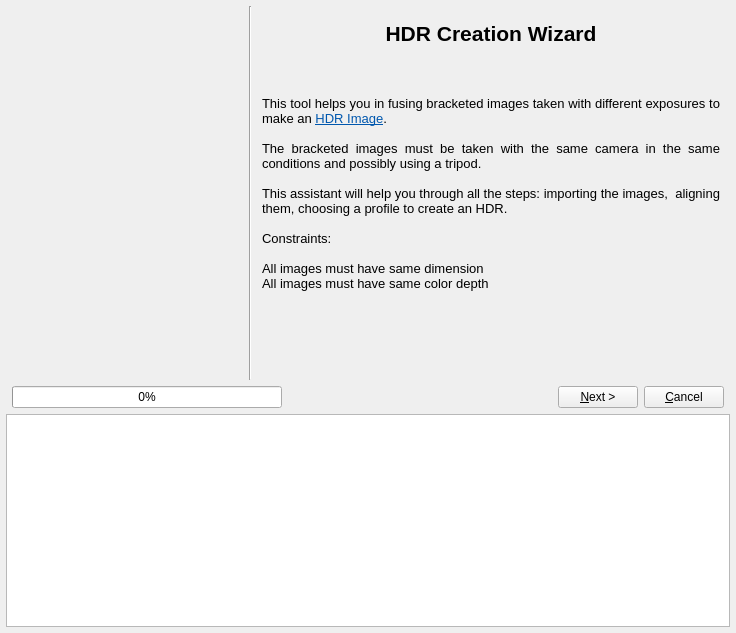
First picture: the form in src/HdrWizard/HdrWizard.ui, repository LuminanceHDR/LuminanceHDR, before the edit.
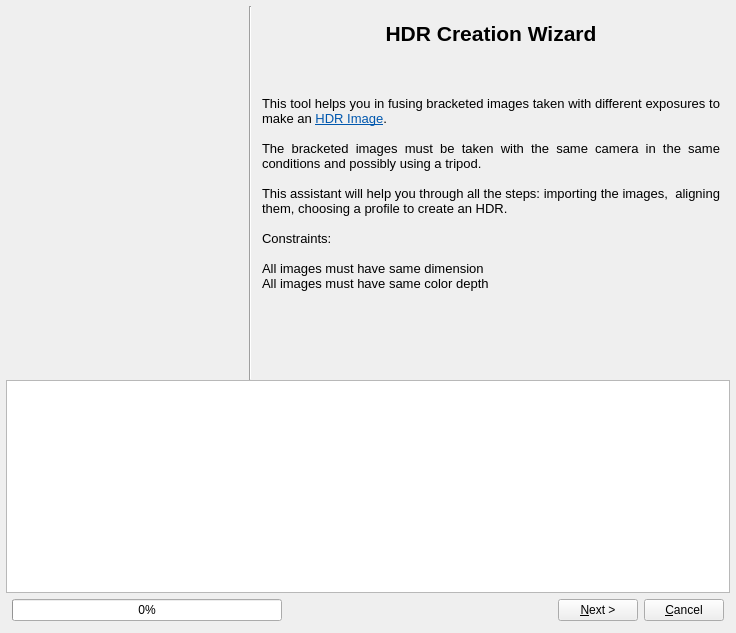
Second picture: the form after the edit. Icons and pictures are not drawn.

Commit message: [HdrWizard]: Better looking log for ais and progress bar showing percentage

The edit to the form file:
```diff
--- a/src/HdrWizard/HdrWizard.ui
+++ b/src/HdrWizard/HdrWizard.ui
@@ -1481,6 +1481,13 @@
        </widget>
       </widget>
      </item>
+     <item>
+      <widget class="QTextEdit" name="textEdit">
+       <property name="readOnly">
+        <bool>true</bool>
+       </property>
+      </widget>
+     </item>
      <item>
       <layout class="QHBoxLayout" name="horizontalLayout_5">
        <property name="spacing">
@@ -1531,9 +1538,6 @@
        </item>
       </layout>
      </item>
-     <item>
-      <widget class="QTextEdit" name="textEdit"/>
-     </item>
     </layout>
    </item>
   </layout>
```
Left out of the diff: 1 changed line with no effect on the pictures. The commit also changes 2 other files.
